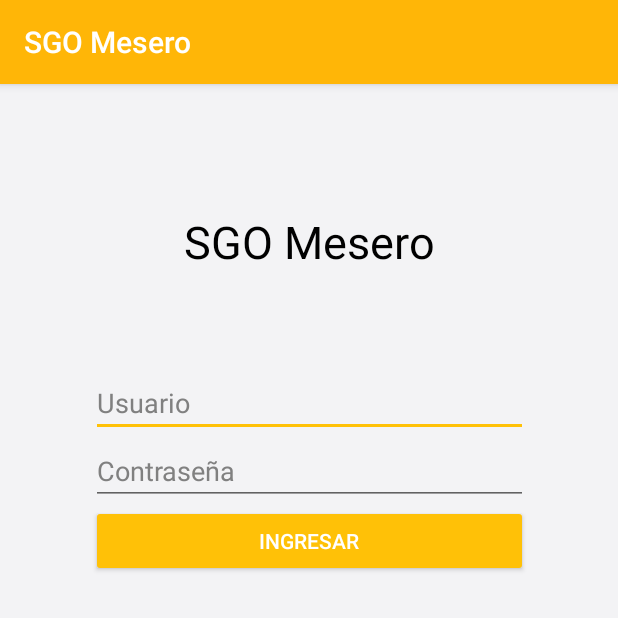
After one commit to Alex-Xavier99/SGO_Mesero, an Android app: the ActivityLogin screen opened directly, with no data from a screen before it, on a phone screen of 412 x 824 dp, the top half of it. The commit adds this screen. Run offline under Robolectric (Android 15) with nearby library versions, the phone set to English and light mode, and no system bars.

Commit message:
Se agregaron: *Activity de bienvenida. *Activity de Login. *Etiquetas respectivas de los Activities anteriormente mencionados.

```diff
--- a/app/src/main/AndroidManifest.xml
+++ b/app/src/main/AndroidManifest.xml
@@ -9,7 +9,8 @@
         android:roundIcon="@mipmap/ic_launcher_round"
         android:supportsRtl="true"
         android:theme="@style/AppTheme">
-        <activity android:name=".ActivityTipoOrden"></activity>
+        <activity android:name=".ActivityLogin"></activity>
+        <activity android:name=".ActivityTipoOrden" />
         <activity android:name=".ActivityIngresarDatosFact" />
         <activity android:name=".ActivitySeleccionMesa" />
         <activity android:name=".MainActivity">
--- /dev/null
+++ b/app/src/main/java/com/example/sgomesero/ActivityLogin.java
@@ -0,0 +1,28 @@
+package com.example.sgomesero;
+
+import androidx.appcompat.app.AppCompatActivity;
+
+import android.content.Intent;
+import android.os.Bundle;
+import android.view.View;
+
+public class ActivityLogin extends AppCompatActivity {
+
+    @Override
+    protected void onCreate(Bundle savedInstanceState) {
+        super.onCreate(savedInstanceState);
+        setContentView(R.layout.activity_login);
+    }
+
+    public void Ingresar(View view){
+        IrSguienteActivity();
+    }
+
+    public void IrSguienteActivity(){
+        Intent actSelMes = new Intent(this, ActivitySeleccionMesa.class);
+        startActivity(actSelMes);
+        finish();
+    }
+
+
+}
--- /dev/null
+++ b/app/src/main/res/layout/activity_login.xml
@@ -0,0 +1,58 @@
+<?xml version="1.0" encoding="utf-8"?>
+<androidx.constraintlayout.widget.ConstraintLayout xmlns:android="http://schemas.android.com/apk/res/android"
+    xmlns:app="http://schemas.android.com/apk/res-auto"
+    xmlns:tools="http://schemas.android.com/tools"
+    android:layout_width="match_parent"
+    android:layout_height="match_parent"
+    android:background="#D1F2F2F4"
+    tools:context=".ActivityLogin">
+
+    <LinearLayout
+        android:layout_width="wrap_content"
+        android:layout_height="wrap_content"
+        android:orientation="vertical"
+        app:layout_constraintBottom_toBottomOf="parent"
+        app:layout_constraintEnd_toEndOf="parent"
+        app:layout_constraintStart_toStartOf="parent"
+        app:layout_constraintTop_toTopOf="parent"
+        app:layout_constraintVertical_bias="0.162">
+
+        <TextView
+            android:id="@+id/textView3"
+            android:layout_width="match_parent"
+            android:layout_height="105dp"
+            android:text="@string/app_name"
+            android:textAlignment="center"
+            android:textColor="@android:color/background_dark"
+            android:textSize="30sp"
+            tools:text="@string/app_name" />
+
+        <EditText
+            android:id="@+id/editTextUsuer"
+            android:layout_width="match_parent"
+            android:layout_height="wrap_content"
+            android:autofillHints=""
+            android:ems="10"
+            android:hint="@string/txt_Usuario"
+            android:inputType="textPersonName"
+            android:textColorHint="@android:color/tertiary_text_dark" />
+
+        <EditText
+            android:id="@+id/editTextPassword"
+            android:layout_width="291dp"
+            android:layout_height="wrap_content"
+            android:autofillHints=""
+            android:ems="10"
+            android:hint="@string/txt_Contraseña"
+            android:inputType="textPassword"
+            android:textColorHint="@android:color/tertiary_text_dark" />
+
+        <Button
+            android:id="@+id/buttonLogin"
+            style="@style/Widget.AppCompat.Button.Colored"
+            android:layout_width="match_parent"
+            android:layout_height="wrap_content"
+            android:onClick="Ingresar"
+            android:text="@string/btn_Ingresar" />
+    </LinearLayout>
+</androidx.constraintlayout.widget.ConstraintLayout>
--- a/app/src/main/res/values/strings.xml
+++ b/app/src/main/res/values/strings.xml
@@ -1,5 +1,11 @@
 <resources>
-    <string name="app_name">Restaurante X</string>
+    <string name="app_name">SGO Mesero</string>
+
+    #Activity Login
+    <string name="txt_Usuario">Usuario</string>
+    <string name="txt_Contraseña">Contraseña</string>
+    <string name="btn_Ingresar">Ingresar</string>
+    #end Activity Login
 
     <string name="txt_title2">Ingresar Datos Factura</string>
     <string name="txt_subtitle">Mesa Nro. 1</string>
@@ -20,4 +26,5 @@
     <string name="txt_jugos">Jugos</string>
     <string name="txt_postres">Postres</string>
     <string name="txt_promociones">Promociones</string>
+    <string name="textview">TextView</string>
 </resources>
```
Also changed, not shown: app/src/main/java/com/example/sgomesero/MainActivity.java (+19 -0 lines), app/src/main/res/layout/activity_main.xml (+28 -1 lines), app/src/main/res/drawable-v24/iconoprincipal.png (added).
